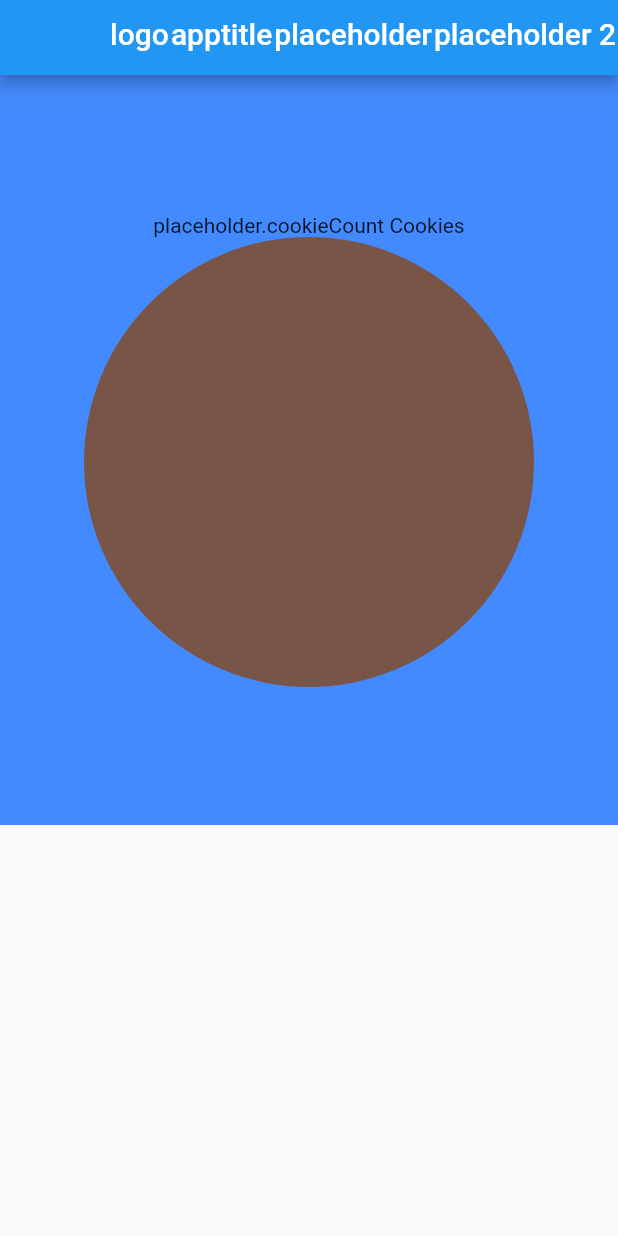
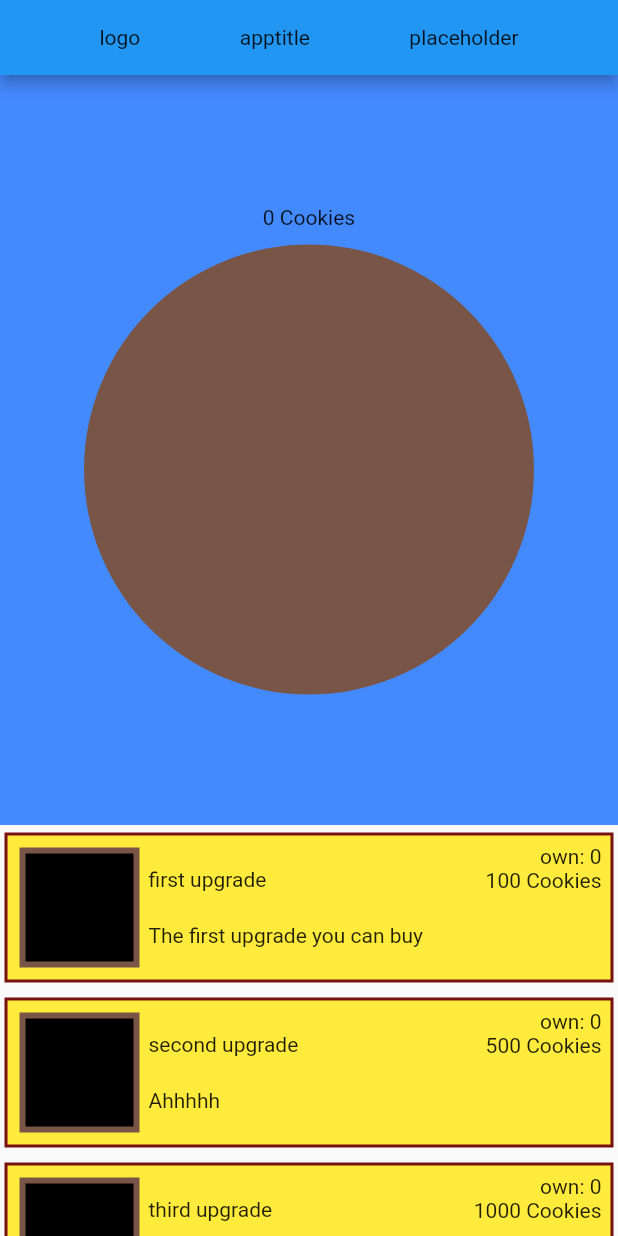
Before and after one commit to 55611354/projects, a Flutter app: the screen it shows after launch, on a phone screen of 412 x 824 dp. Run offline on Flutter 3.47's test engine with Material 2 defaults, Android fonts, the phone set to English and light mode, and no system bars.

Commit message:
this is the code for scuffed cookie clicker, download as a zip.

```diff
--- a/midterm/midterm/lib/main.dart
+++ b/midterm/midterm/lib/main.dart
@@ -1,10 +1,22 @@
 import 'package:flutter/material.dart';
 import 'package:flutter/services.dart';
+import 'dart:math';
 
 void main() {
   WidgetsFlutterBinding.ensureInitialized();
+  //SystemChrome.setPreferredOrientations([DeviceOrientation.portraitUp, DeviceOrientation.portraitDown ]);
   SystemChrome.setEnabledSystemUIMode(SystemUiMode.manual, overlays: []);
   runApp(MyApp());
+}
+
+var stats = Stats();
+
+class Stats {
+  num cookiesOwned = 0;
+  num cookiesPerClick = 1;
+  void makeCookies() {
+    cookiesOwned += cookiesPerClick;
+  }
 }
 
 class MyApp extends StatelessWidget {
@@ -27,14 +39,14 @@ class HomePage extends StatelessWidget {
     return Scaffold(
       appBar: AppBar(
         toolbarHeight: 50,
-        flexibleSpace: FlexibleSpaceBar(
-          title: Row(
+        flexibleSpace: Center(
+          child: Row(
+            crossAxisAlignment: CrossAxisAlignment.center,
             mainAxisAlignment: MainAxisAlignment.spaceEvenly,
             children: const [
               Text("logo"),
               Text("apptitle"),
               Text("placeholder"),
-              Text("placeholder 2"),
             ],
           ),
         ),
@@ -44,6 +56,7 @@ class HomePage extends StatelessWidget {
           crossAxisAlignment: CrossAxisAlignment.stretch,
           children: [
             CookieContainer(),
+            ShopMenu(),
           ],
         ),
       ),
@@ -51,12 +64,15 @@ class HomePage extends StatelessWidget {
   }
 }
 
+
+
 class Cookie extends StatelessWidget {
   @override
   Widget build(BuildContext context) {
     return Container(
       height: 300,
       width: 300,
+      margin: EdgeInsets.only(top: 10),
       decoration: const BoxDecoration(
         shape: BoxShape.circle,
         color: Colors.brown,
@@ -65,14 +81,27 @@ class Cookie extends StatelessWidget {
   }
 }
 
-class CookieCount extends StatelessWidget {
+class CookieCount extends StatefulWidget {
+  const CookieCount({super.key});
+  @override
+  State<CookieCount> createState() => CookieCountState();
+}
+
+class CookieCountState extends State<CookieCount> {
   @override
   Widget build(BuildContext context) {
-    return Text("placeholder.cookieCount Cookies");
+    return Text("${(stats.cookiesOwned.round().toString())} Cookies");
   }
 }
 
-class CookieContainer extends StatelessWidget {
+class CookieContainer extends StatefulWidget {
+  const CookieContainer({super.key});
+
+  @override
+  State<CookieContainer> createState() => _CookieContainerState();
+}
+
+class _CookieContainerState extends State<CookieContainer> {
   @override
   Widget build(BuildContext context) {
     return Container(
@@ -81,8 +110,13 @@ class CookieContainer extends StatelessWidget {
         color: Colors.blueAccent,
       ),
       child: Column(mainAxisAlignment: MainAxisAlignment.center, children: [
-        Text("placeholder.cookieCount Cookies"),
-        Cookie(),
+        CookieCount(),
+        GestureDetector(
+          child: Cookie(),
+          onTap: () => setState(() {
+            stats.makeCookies();
+          }),
+        ),
       ]),
     );
   }
@@ -91,28 +125,119 @@ class CookieContainer extends StatelessWidget {
 class ShopMenu extends StatelessWidget {
   @override
   Widget build(BuildContext context) {
-    return Column(
-      mainAxisAlignment: MainAxisAlignment.center,
+    return Expanded(
+        child: ListView(
       children: [
-        Text("placeholder"),
+        ShopOption(
+          setName: "first upgrade",
+          setDescription: "The first upgrade you can buy",
+          setCost: 100,
+        ),
+        ShopOption(
+          setName: "second upgrade",
+          setDescription: "Ahhhhh",
+          setCost: 500,
+        ),
+        ShopOption(
+          setName: "third upgrade",
+          setDescription: "<--- woah no picture ",
+          setCost: 1000,
+        ),
+//////////////////////////////
+//CREATE A NEW ShopOption() WIDGET HERE
+
+
+
+
+
+
+
+
+//////////////////////
       ],
-    );
+    ));
   }
 }
 
+class ShopOption extends StatefulWidget {
+  String? name;
+  String? description;
+  int numberOf = 0;
+  num? cost;
+  ShopOption(
+      {String? imageId,
+      required String? setName,
+      required String? setDescription,
+      num? setCost}) {
+    name = setName ?? "name";
+    description = setDescription ?? 'description';
+    cost = setCost ?? -1;
+  }
+  @override
+  State<ShopOption> createState() => _ShopOptionState(setName: name, setDescription: description, setCost: cost);
+}
 
+class _ShopOptionState extends State<ShopOption> {
+  String? name;
+  String? description;
+  int numberOf = 0;
+  num cost = -1;
+  _ShopOptionState(
+      {String? imageId,
+      required String? setName,
+      required String? setDescription,
+      required setCost}) {
+    name = setName ?? "name";
+    description = setDescription ?? 'description';
+    cost = setCost ?? -1;
+  }
 
-class ShopOption extends StatelessWidget {
+  void buyUpgrade(){
+    if (stats.cookiesOwned >= num.parse("$cost")){
+      setState(() {
+        stats.cookiesOwned -= num.parse("$cost");
+        stats.cookiesPerClick += num.parse("$cost") * .01;
+        ++numberOf;
+        cost = cost * 1.05;
+        cost.round();
+      });
+    }
+  }
+
   @override
   Widget build(BuildContext context) {
-    return Container(
+    return GestureDetector(
+      onTap: () => buyUpgrade(),
+        child: Container(
       height: 100,
-      margin:EdgeInsetsDirectional.only(start: 3, end:3, top:5, bottom: 5, ),
+      width: 100,
+      margin: const EdgeInsetsDirectional.only(
+        start: 3,
+        end: 3,
+        top: 5,
+        bottom: 5,
+      ),
+      decoration: BoxDecoration(
+        color: Colors.yellow,
+        border: Border.all(
+          color: const Color.fromARGB(255, 122, 17, 17),
+          width: 2,
+        ),
+      ),
       child: Row(
-
-
+        mainAxisAlignment: MainAxisAlignment.start,
+        children: [
+          ShopItemIcon(),
+          Expanded(
+              child: ShopItemDetails(
+            setNumberOf: numberOf,
+            setName: name,
+            setCost: cost,
+            setDescription: description,
+          ))
+        ],
       ),
-    );
+    ));
   }
 }
 
@@ -120,10 +245,63 @@ class ShopItemIcon extends StatelessWidget {
   @override
   Widget build(BuildContext context) {
     return Container(
+      height: 80,
+      width: 80,
+      margin: const EdgeInsets.only(left: 8),
       decoration: BoxDecoration(
         color: Colors.black,
-        border: Border.all(color: Colors.brown, width: 4,),
+        border: Border.all(
+          color: Colors.brown,
+          width: 4,
+        ),
       ),
-    ));
+    );
   }
 }
+
+class ShopItemDetails extends StatelessWidget {
+  String? name;
+  String? description;
+  int? numberOf;
+  num? cost;
+  ShopItemDetails(
+      {required setNumberOf,
+      required String? setName,
+      required String? setDescription,
+      required num? setCost}) {
+    name = setName ?? "name";
+    description = setDescription ?? 'description';
+    cost = setCost ?? -1;
+    numberOf = setNumberOf;
+  }
+
+  @override
+  Widget build(BuildContext context) {
+    return Row(
+      mainAxisAlignment: MainAxisAlignment.spaceBetween,
+      children: [
+        Container(
+          margin: const EdgeInsets.only(left: 6),
+          child: Column(
+            mainAxisAlignment: MainAxisAlignment.spaceEvenly,
+            crossAxisAlignment: CrossAxisAlignment.start,
+            children: [
+              Text("$name"),
+              Text("$description"),
+            ],
+          ),
+        ),
+        Container(
+          margin: const EdgeInsets.only(top: 6, right: 6),
+          child: Column(
+            crossAxisAlignment: CrossAxisAlignment.end,
+            children: [
+              Text("own: $numberOf"),
+              Text("$cost Cookies"),
+            ],
+          ),
+        ),
+      ],
+    );
+  }
+}
```
